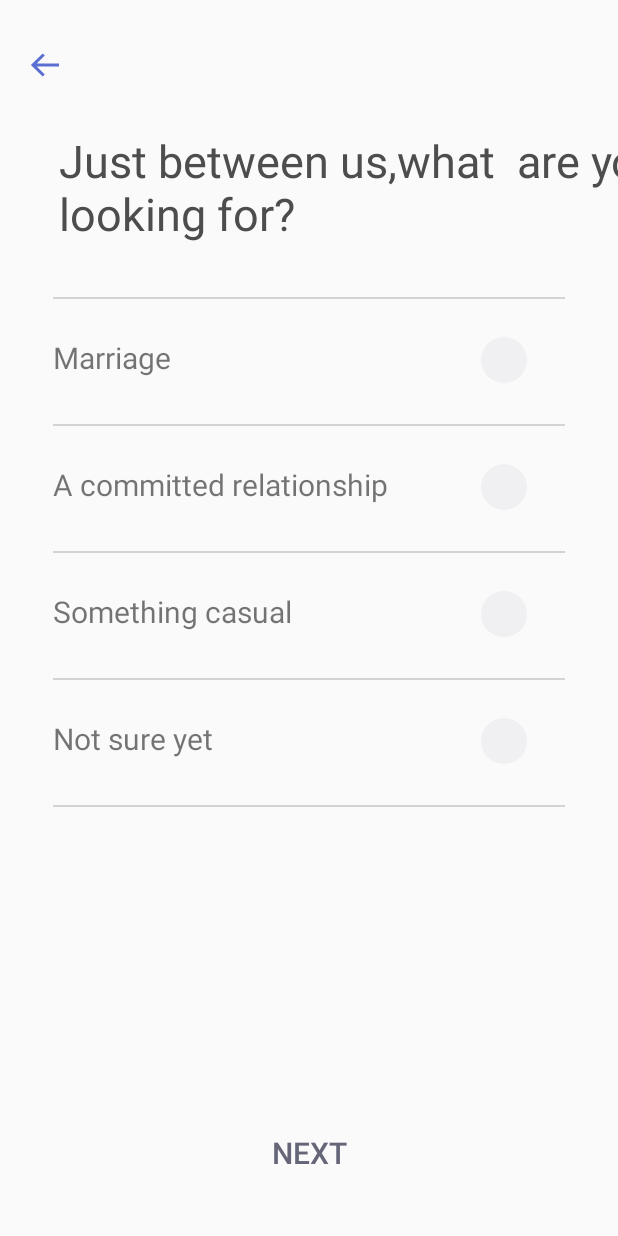
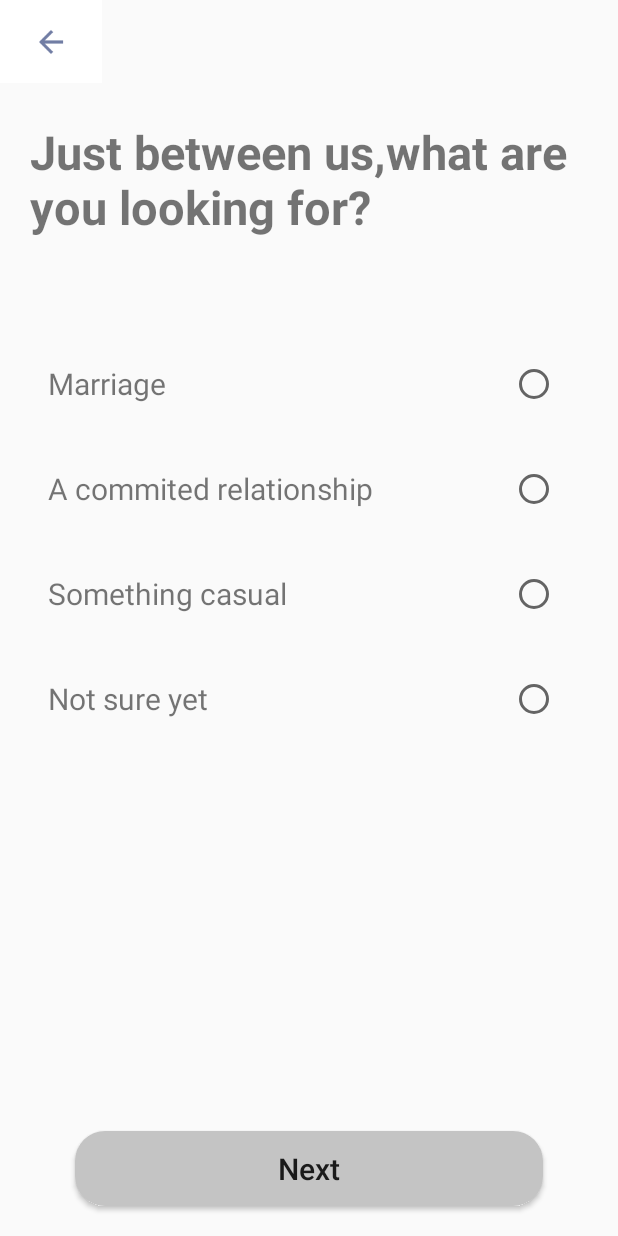
Before and after one commit to happysiddharth/coffee-meets-bagel, an Android app: the whatareYouLookingFor screen opened directly, with no data from a screen before it, on a phone screen of 412 x 824 dp. Run offline under Robolectric (Android 15) with nearby library versions, the phone set to English and light mode, and no system bars.

Commit message:
upto settle page done

```diff
--- a/app/src/main/java/com/example/coffeemeetsbagel/whatareYouLookingFor.java
+++ b/app/src/main/java/com/example/coffeemeetsbagel/whatareYouLookingFor.java
@@ -2,13 +2,97 @@ package com.example.coffeemeetsbagel;
 
 import androidx.appcompat.app.AppCompatActivity;
 
+import android.content.Intent;
 import android.os.Bundle;
+import android.util.Log;
+import android.view.View;
+import android.widget.Button;
+import android.widget.CompoundButton;
+import android.widget.ImageView;
+import android.widget.RadioButton;
 
 public class whatareYouLookingFor extends AppCompatActivity {
-
+    private RadioButton imreadynow,within2years,morethantwoyears,notsure;
+    private Button nextBtn;
+    private ImageView backToPrevious;
+    private int currentActiveRadioButton = 0,previousActiveRadioButton = 0;
     @Override
     protected void onCreate(Bundle savedInstanceState) {
         super.onCreate(savedInstanceState);
         setContentView(R.layout.activity_whatare_you_looking_for);
+
+        init();
+
+        imreadynow.setOnCheckedChangeListener(new CompoundButton.OnCheckedChangeListener() {
+            @Override
+            public void onCheckedChanged(CompoundButton buttonView, boolean isChecked) {
+                Log.d("Tags",String.valueOf(buttonView.getId()));
+                toggleRadioButtion(buttonView.getId());
+            }
+        });
+
+        within2years.setOnCheckedChangeListener(new CompoundButton.OnCheckedChangeListener() {
+            @Override
+            public void onCheckedChanged(CompoundButton buttonView, boolean isChecked) {
+                Log.d("Tags",String.valueOf(buttonView.getId()));
+                toggleRadioButtion(buttonView.getId());
+            }
+        });
+
+        morethantwoyears.setOnCheckedChangeListener(new CompoundButton.OnCheckedChangeListener() {
+            @Override
+            public void onCheckedChanged(CompoundButton buttonView, boolean isChecked) {
+                Log.d("Tags",String.valueOf(buttonView.getId()));
+                toggleRadioButtion(buttonView.getId());
+            }
+        });
+
+        notsure.setOnCheckedChangeListener(new CompoundButton.OnCheckedChangeListener() {
+            @Override
+            public void onCheckedChanged(CompoundButton buttonView, boolean isChecked) {
+                Log.d("Tags",String.valueOf(buttonView.getId()));
+                toggleRadioButtion(buttonView.getId());
+            }
+        });
+
+        backToPrevious.setOnClickListener(new View.OnClickListener() {
+            @Override
+            public void onClick(View v) {
+                finish();
+            }
+        });
+
+        nextBtn.setOnClickListener(new View.OnClickListener() {
+            @Override
+            public void onClick(View v) {
+                Intent nextpagetosetlePeriod = new Intent(getApplicationContext(),SettlePeriod.class);
+                startActivity(nextpagetosetlePeriod);
+            }
+        });
+
+    }
+    private void toggleRadioButtion(int currentRadioButtonId){
+        if (this.previousActiveRadioButton!=0){
+
+            RadioButton temp = (RadioButton) findViewById(this.previousActiveRadioButton);
+            this.previousActiveRadioButton = this.currentActiveRadioButton;
+
+            this.currentActiveRadioButton = currentRadioButtonId;
+            temp.setChecked(false);
+
+        }else{
+            this.currentActiveRadioButton = currentRadioButtonId;
+            this.previousActiveRadioButton = currentRadioButtonId;
+            nextBtn.setBackground(getDrawable(R.drawable.next_btn_enable));
+        }
+
+    }
+    private void init(){
+        imreadynow =  (RadioButton)findViewById(R.id.imreadynow);
+        within2years =  (RadioButton)findViewById(R.id.within2years);
+        morethantwoyears =  (RadioButton)findViewById(R.id.morethantwoyears);
+        notsure =  (RadioButton)findViewById(R.id.notsure);
+        nextBtn =  findViewById(R.id.nextBtn);
+        backToPrevious = findViewById(R.id.backToPrevious);
     }
 }
--- a/app/src/main/res/layout/activity_whatare_you_looking_for.xml
+++ b/app/src/main/res/layout/activity_whatare_you_looking_for.xml
@@ -5,177 +5,161 @@
     android:layout_width="match_parent"
     android:layout_height="match_parent"
     tools:context=".whatareYouLookingFor">
-    <ImageView
-        android:id="@+id/lookingimgview"
+
+    <TextView
+        android:id="@+id/tvSettle"
+        android:layout_width="match_parent"
+        android:layout_height="120dp"
+        android:layout_marginStart="20dp"
+        android:layout_marginLeft="20dp"
+        android:layout_marginTop="80dp"
+        android:textStyle="bold"
+        android:text="@string/just_between_us_what_are_you_looking_for"
+        android:textSize="31sp"
+        app:layout_constraintEnd_toEndOf="parent"
+        app:layout_constraintHorizontal_bias="0.0"
+        app:layout_constraintStart_toStartOf="parent"
+        app:layout_constraintTop_toTopOf="parent" />
+
+    <ImageButton
+        android:id="@+id/backToPrevious"
+        android:layout_width="68dp"
+        android:layout_height="55dp"
+        android:background="@color/white"
+        android:src="@drawable/ic_baseline_arrow_back_24"
+        app:layout_constraintEnd_toEndOf="parent"
+        app:layout_constraintHorizontal_bias="0.0"
+        app:layout_constraintStart_toStartOf="parent"
+        app:layout_constraintTop_toTopOf="parent" />
+
+    <TextView
+        android:id="@+id/textView2"
+        android:layout_width="match_parent"
+        android:layout_height="50dp"
+        android:layout_marginStart="20dp"
+        android:layout_marginLeft="20dp"
+        android:layout_marginTop="30dp"
+        android:layout_marginEnd="20dp"
+        android:layout_marginRight="20dp"
+        android:padding="12dp"
+        android:textSize="20sp"
+        android:text="@string/marriage"
+        app:layout_constraintEnd_toEndOf="parent"
+        app:layout_constraintHorizontal_bias="1.0"
+        app:layout_constraintStart_toStartOf="parent"
+        app:layout_constraintTop_toBottomOf="@+id/tvSettle" />
+
+    <TextView
+        android:id="@+id/textView"
+        android:layout_width="match_parent"
+        android:layout_height="50dp"
+        android:layout_marginStart="20dp"
+        android:layout_marginLeft="20dp"
+        android:layout_marginTop="20dp"
+        android:layout_marginEnd="20dp"
+        android:layout_marginRight="20dp"
+        android:padding="12dp"
+        android:text="@string/a_commited_relationship"
+        android:textSize="20sp"
+        app:layout_constraintEnd_toEndOf="parent"
+        app:layout_constraintHorizontal_bias="0.0"
+        app:layout_constraintStart_toStartOf="parent"
+        app:layout_constraintTop_toBottomOf="@+id/textView2" />
+
+    <RadioButton
+        android:id="@+id/imreadynow"
         android:layout_width="wrap_content"
         android:layout_height="wrap_content"
-        app:layout_constraintTop_toTopOf="parent"
-        app:layout_constraintLeft_toLeftOf="parent"
-        android:src="@drawable/ic_backblue_"
-        android:layout_marginTop="@dimen/dp_35"
-        android:layout_marginLeft="@dimen/dp_20"/>
-    <TextView
-        android:id="@+id/Tvlooking1"
+        android:layout_marginTop="10dp"
+        android:padding="2dp"
+        app:layout_constraintEnd_toEndOf="@+id/textView2"
+        app:layout_constraintHorizontal_bias="0.952"
+        app:layout_constraintStart_toStartOf="@+id/textView2"
+        app:layout_constraintTop_toTopOf="@+id/textView2" />
+
+    <RadioButton
+        android:id="@+id/within2years"
         android:layout_width="wrap_content"
         android:layout_height="wrap_content"
-        android:layout_marginTop="@dimen/dp_35"
+        android:layout_marginTop="10dp"
+        android:padding="2dp"
+        app:layout_constraintEnd_toEndOf="@+id/textView"
+        app:layout_constraintHorizontal_bias="0.952"
+        app:layout_constraintStart_toStartOf="@+id/textView"
+        app:layout_constraintTop_toTopOf="@+id/textView" />
 
-        android:textColor="@color/blacklight"
-        app:layout_constraintTop_toBottomOf="@id/lookingimgview"
-        app:layout_constraintLeft_toRightOf="@id/lookingimgview"
-        android:text="@string/lookingfor_text"
-        android:textSize="@dimen/sp_30"/>
+    <TextView
+        android:id="@+id/textView3"
+        android:layout_width="match_parent"
+        android:layout_height="50dp"
+        android:layout_marginStart="20dp"
+        android:layout_marginLeft="20dp"
+        android:layout_marginTop="20dp"
+        android:layout_marginEnd="20dp"
+        android:layout_marginRight="20dp"
+        android:padding="12dp"
+        android:text="@string/something_casual"
+        android:textSize="20sp"
+        app:layout_constraintEnd_toEndOf="parent"
+        app:layout_constraintStart_toStartOf="parent"
+        app:layout_constraintTop_toBottomOf="@+id/textView" />
 
-    <View
-        android:id="@+id/loookingView1"
-
-        android:layout_marginLeft="@dimen/dp_35"
-        android:layout_marginRight="@dimen/dp_35"
-        android:layout_width="match_parent"
-        android:layout_height="1dp"
-        app:layout_constraintTop_toBottomOf="@id/Tvlooking1"
-        android:layout_marginTop="@dimen/dp_35"
-        android:background="@color/light"/>
-    <TextView
-        android:id="@+id/Tvlooking2"
-        android:layout_width="match_parent"
-        android:layout_height="wrap_content"
-        app:layout_constraintTop_toBottomOf="@id/loookingView1"
-        app:layout_constraintLeft_toLeftOf="@id/loookingView1"
-        app:layout_constraintRight_toRightOf="@id/loookingView1"
-        android:text="@string/marriage"
-        android:textSize="@dimen/sp_20"
-        android:layout_marginLeft="@dimen/dp_35"
-        android:layout_marginRight="@dimen/dp_35"
-        android:paddingTop="@dimen/dp_25"
-        android:paddingBottom="@dimen/dp_25"/>
-    <ImageView
+    <RadioButton
+        android:id="@+id/morethantwoyears"
         android:layout_width="wrap_content"
         android:layout_height="wrap_content"
-        android:background="@drawable/circle"
-        android:padding="@dimen/dp_15"
-        android:layout_margin="@dimen/dp_25"
-        app:layout_constraintRight_toRightOf="@id/Tvlooking2"
-        app:layout_constraintTop_toTopOf="@id/Tvlooking2"/>
-    <View
-        android:id="@+id/loookingView2"
-        android:layout_marginTop="@dimen/dp_5"
-        android:layout_marginLeft="@dimen/dp_35"
-        android:layout_marginRight="@dimen/dp_35"
+        android:padding="2dp"
+        android:layout_marginTop="10dp"
+        app:layout_constraintEnd_toEndOf="@+id/textView3"
+        app:layout_constraintHorizontal_bias="0.952"
+        app:layout_constraintStart_toStartOf="@+id/textView3"
+        app:layout_constraintTop_toTopOf="@+id/textView3" />
+
+    <TextView
+        android:id="@+id/textView4"
         android:layout_width="match_parent"
-        android:layout_height="1dp"
-        app:layout_constraintTop_toBottomOf="@id/Tvlooking2"
+        android:layout_height="50dp"
+        android:layout_marginStart="20dp"
+        android:layout_marginLeft="20dp"
+        android:layout_marginTop="20dp"
+        android:layout_marginEnd="20dp"
+        android:layout_marginRight="20dp"
+        android:padding="12dp"
+        android:text="@string/not_sure_yet"
+        android:textSize="20sp"
+        app:layout_constraintBottom_toTopOf="@+id/nextBtn"
+        app:layout_constraintEnd_toEndOf="parent"
+        app:layout_constraintHorizontal_bias="1.0"
+        app:layout_constraintStart_toStartOf="parent"
+        app:layout_constraintTop_toBottomOf="@+id/textView3"
+        app:layout_constraintVertical_bias="0.0" />
 
-        android:background="@color/light"/>
-    <TextView
-        android:id="@+id/Tvlooking3"
-        android:layout_width="match_parent"
-        android:layout_height="wrap_content"
-        app:layout_constraintTop_toBottomOf="@id/loookingView2"
-        app:layout_constraintLeft_toLeftOf="@id/loookingView1"
-        app:layout_constraintRight_toRightOf="@id/loookingView1"
-        android:text="@string/relationship"
-        android:textSize="@dimen/sp_20"
-        android:layout_marginLeft="@dimen/dp_35"
-        android:layout_marginRight="@dimen/dp_35"
-        android:paddingTop="@dimen/dp_25"
-        android:paddingBottom="@dimen/dp_25"/>
-    <ImageView
+    <RadioButton
+        android:id="@+id/notsure"
         android:layout_width="wrap_content"
         android:layout_height="wrap_content"
-        android:background="@drawable/circle"
-        android:padding="@dimen/dp_15"
-        android:layout_margin="@dimen/dp_25"
-        app:layout_constraintRight_toRightOf="@id/Tvlooking3"
-        app:layout_constraintTop_toTopOf="@id/Tvlooking3"/>
+        android:padding="2dp"
+        android:layout_marginTop="10dp"
+        app:layout_constraintEnd_toEndOf="@+id/textView4"
+        app:layout_constraintHorizontal_bias="0.952"
+        app:layout_constraintStart_toStartOf="@+id/textView4"
+        app:layout_constraintTop_toTopOf="@+id/textView4" />
 
-    <View
-        android:id="@+id/loookingView3"
-        android:layout_marginTop="@dimen/dp_5"
-        android:layout_marginLeft="@dimen/dp_35"
-        android:layout_marginRight="@dimen/dp_35"
+    <Button
+        android:id="@+id/nextBtn"
         android:layout_width="match_parent"
-        android:layout_height="1dp"
-        app:layout_constraintTop_toBottomOf="@id/Tvlooking3"
-
-        android:background="@color/light"/>
-    <TextView
-        android:id="@+id/Tvlooking4"
-        android:layout_width="match_parent"
-        android:layout_height="wrap_content"
-        app:layout_constraintTop_toBottomOf="@id/loookingView3"
-        app:layout_constraintLeft_toLeftOf="@id/loookingView1"
-        app:layout_constraintRight_toRightOf="@id/loookingView1"
-        android:text="@string/casual"
-        android:textSize="@dimen/sp_20"
-        android:layout_marginLeft="@dimen/dp_35"
-        android:layout_marginRight="@dimen/dp_35"
-        android:paddingTop="@dimen/dp_25"
-        android:paddingBottom="@dimen/dp_25"/>
-    <ImageView
-        android:layout_width="wrap_content"
-        android:layout_height="wrap_content"
-        android:background="@drawable/circle"
-        android:padding="@dimen/dp_15"
-        android:layout_margin="@dimen/dp_25"
-        app:layout_constraintRight_toRightOf="@id/Tvlooking4"
-        app:layout_constraintTop_toTopOf="@id/Tvlooking4"/>
-    <View
-        android:id="@+id/loookingView4"
-        android:layout_marginTop="@dimen/dp_5"
-        android:layout_marginLeft="@dimen/dp_35"
-        android:layout_marginRight="@dimen/dp_35"
-        android:layout_width="match_parent"
-        android:layout_height="1dp"
-        app:layout_constraintTop_toBottomOf="@id/Tvlooking4"
-
-        android:background="@color/light"/>
-    <TextView
-        android:id="@+id/Tvlooking5"
-        android:layout_width="match_parent"
-        android:layout_height="wrap_content"
-        app:layout_constraintTop_toBottomOf="@id/loookingView4"
-        app:layout_constraintLeft_toLeftOf="@id/loookingView1"
-        app:layout_constraintRight_toRightOf="@id/loookingView1"
-        android:text="@string/notsur"
-        android:textSize="@dimen/sp_20"
-        android:layout_marginLeft="@dimen/dp_35"
-        android:layout_marginRight="@dimen/dp_35"
-        android:paddingTop="@dimen/dp_25"
-        android:paddingBottom="@dimen/dp_25"/>
-    <ImageView
-        android:layout_width="wrap_content"
-        android:layout_height="wrap_content"
-        android:background="@drawable/circle"
-        android:padding="@dimen/dp_15"
-        android:layout_margin="@dimen/dp_25"
-        app:layout_constraintRight_toRightOf="@id/Tvlooking5"
-        app:layout_constraintTop_toTopOf="@id/Tvlooking5"/>
-    <View
-        android:id="@+id/loookingView5"
-        android:layout_marginTop="@dimen/dp_5"
-        android:layout_marginLeft="@dimen/dp_35"
-        android:layout_marginRight="@dimen/dp_35"
-        android:layout_width="match_parent"
-        android:layout_height="1dp"
-        app:layout_constraintTop_toBottomOf="@id/Tvlooking5"
-
-        android:background="@color/light"/>
-    <Button
-        android:id="@+id/BtnCMB"
-        android:layout_width="match_parent"
-        android:layout_height="@dimen/dp_60"
+        android:layout_height="50dp"
+        android:layout_marginStart="50dp"
+        android:layout_marginLeft="50dp"
+        android:layout_marginEnd="50dp"
+        android:layout_marginRight="50dp"
+        android:layout_marginBottom="20dp"
+        android:textSize="20sp"
+        android:background="@drawable/rectangle_bg"
+        android:text="Next"
+        android:textAllCaps="false"
         app:layout_constraintBottom_toBottomOf="parent"
-        android:background="@drawable/rectanglebutton"
-        android:layout_margin="@dimen/dp_25"
-        android:text="Next"
-        android:textColor="@color/darkgrey"
-        android:textSize="@dimen/sp_20"/>
-
-
-
-
-
-
+        app:layout_constraintEnd_toEndOf="parent"
+        app:layout_constraintStart_toStartOf="parent" />
 
 </androidx.constraintlayout.widget.ConstraintLayout>
--- a/app/src/main/res/values/strings.xml
+++ b/app/src/main/res/values/strings.xml
@@ -43,6 +43,10 @@
     <string name="relationship">A committed relationship</string>
     <string name="casual">Something casual</string>
     <string name="notsur">Not sure yet</string>
+    <string name="great_you_ll_fit_right_in_when_would_you_like_to_settle_down_ideally">Great, you\'ll fit right in! When would you like to settle down, ideally ?</string>
+    <string name="just_between_us_what_are_you_looking_for">Just between us,what are you looking for?</string>
+    <string name="a_commited_relationship">A commited relationship</string>
+    <string name="something_casual">Something casual</string>
+    <string name="not_sure_yet">Not sure yet</string>
 
->>>>>>> aditiya-test
 </resources>
```
Also changed, not shown: app/src/main/res/layout/activity_birthday_date.xml (+6 -2 lines), app/src/main/res/layout/activity_call_us_c_m_b.xml (+9 -6 lines), app/src/main/res/layout/activity_enter_phone_no_to_signup.xml (+80 -60 lines), app/src/main/res/layout/activity_nice_to_meet.xml (+17 -15 lines), app/src/main/res/layout/activity_otp_page.xml (+12 -12 lines).
